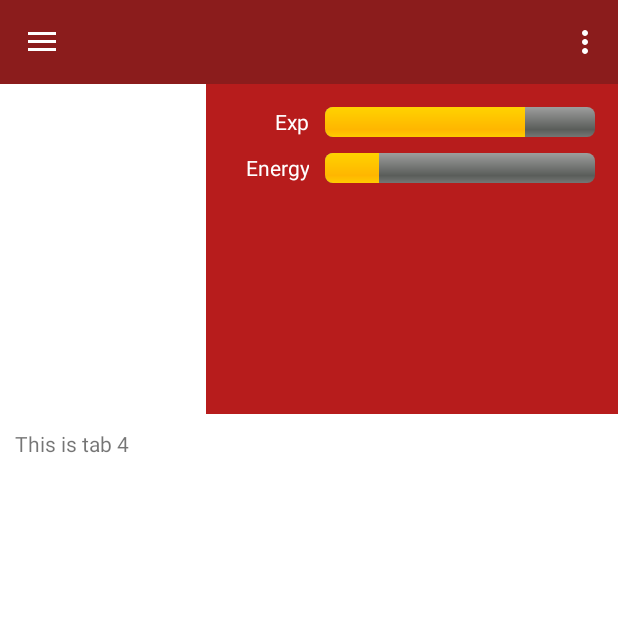
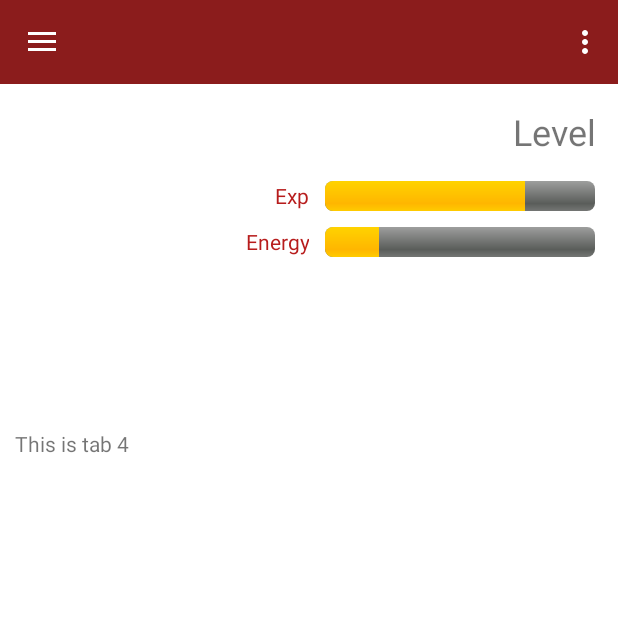
Before and after one commit to andrewflash/GoGoGym, an Android app: the DashboardActivity screen opened directly, with no data from a screen before it, on a phone screen of 412 x 824 dp, the top half of it. Run offline under Robolectric (Android 15) with nearby library versions, the phone set to English and light mode, and no system bars; libraries missing offline, so code that uses them is left out: com.facebook, com.facebook.login; 8 statements that could not run were skipped.

Commit message:
Database integration and UI minor fix

```diff
--- a/app/src/main/java/net/tudelft/xflash/gogogym/DashboardActivity.java
+++ b/app/src/main/java/net/tudelft/xflash/gogogym/DashboardActivity.java
@@ -6,6 +6,7 @@ import android.content.Context;
 import android.content.Intent;
 import android.content.IntentFilter;
 import android.content.SharedPreferences;
+import android.graphics.Color;
 import android.os.Bundle;
 import android.support.design.widget.Snackbar;
 import android.support.v4.content.LocalBroadcastManager;
@@ -23,12 +24,14 @@ import android.support.v7.widget.Toolbar;
 import android.view.Menu;
 import android.view.MenuItem;
 import android.widget.ProgressBar;
+import android.widget.TextView;
 import android.widget.Toast;
 
 import com.google.android.gms.common.ConnectionResult;
 import com.google.android.gms.common.api.GoogleApiClient;
 import com.google.android.gms.common.api.ResultCallback;
 import com.google.android.gms.common.api.Status;
+import com.google.android.gms.common.images.Size;
 import com.google.android.gms.location.ActivityRecognition;
 import com.google.android.gms.location.DetectedActivity;
 import com.google.android.gms.location.Geofence;
@@ -126,7 +129,7 @@ public class DashboardActivity extends AppCompatActivity
             if(profile != null)
                 imageUrl = profile.getProfilePictureUri(200,200).toString();
         } else {
-            new DownloadImage((ImageView) findViewById(R.id.profile_drawer)).execute(imageUrl);
+//            new DownloadImage((ImageView) findViewById(R.id.profile_drawer)).execute(imageUrl);
         }
 
         Toolbar toolbar = (Toolbar) findViewById(R.id.toolbar);
@@ -182,6 +185,7 @@ public class DashboardActivity extends AppCompatActivity
         if (getIntent().hasExtra("fromNotification")) {
             isGeofencesEntered = Boolean.TRUE;
             // ADD POINTS FOR VISITING
+
         } else {
             isGeofencesEntered = Boolean.FALSE;
         }
@@ -192,6 +196,7 @@ public class DashboardActivity extends AppCompatActivity
         // Draw PANDA
         GifImageView gifImageView = (GifImageView) findViewById(R.id.GifImageView);
         gifImageView.setGifImageResource(R.drawable.pandas_happy);
+
 
         // Progress Bar (energy & exp)
         ProgressBar pg_energy = (ProgressBar) findViewById(R.id.progressBarEnergy);
@@ -239,9 +244,17 @@ public class DashboardActivity extends AppCompatActivity
 
         //Tab 4 -- Rewards
         spec = host.newTabSpec("Rewards");
-        spec.setContent(R.id.tab3);
+        spec.setContent(R.id.tab4);
         spec.setIndicator("Rewards");
         host.addTab(spec);
+
+        // Change Tab color
+        for(int i=0; i<host.getTabWidget().getChildCount(); i++)
+        {
+            TextView tv = (TextView) host.getTabWidget().getChildAt(i).findViewById(android.R.id.title); //Unselected Tabs
+            tv.setTextColor(Color.parseColor("#ffffff"));
+            tv.setTextSize(10);
+        }
     }
 
 
--- a/app/src/main/res/layout/content_dashboard.xml
+++ b/app/src/main/res/layout/content_dashboard.xml
@@ -12,7 +12,7 @@
         android:layout_width="match_parent"
         android:layout_height="match_parent"
         android:orientation="vertical"
-        android:background="@color/bg_dashboard"
+        android:background="@color/white"
         >
 
         <LinearLayout
@@ -26,8 +26,10 @@
                 android:layout_height="match_parent"
                 android:orientation="vertical"
                 android:layout_weight="2"
-                android:background="@color/white"
-                >
+                android:layout_marginLeft="10dp"
+                android:layout_marginTop="30dp"
+                android:background="@color/white">
+
                 <net.tudelft.xflash.gogogym.GifImageView
                     android:id="@+id/GifImageView"
                     android:layout_width="match_parent"
@@ -47,6 +49,24 @@
                 <LinearLayout
                     android:layout_width="match_parent"
                     android:layout_height="wrap_content"
+                    android:orientation="vertical">
+
+                    <TextView
+                        android:id="@+id/level_game"
+                        android:layout_width="match_parent"
+                        android:layout_height="wrap_content"
+                        android:text="@string/level"
+                        android:textAlignment="textEnd"
+                        android:layout_marginBottom="6dp"
+                        android:padding="5dp"
+                        android:textSize="@dimen/headline_text_size"/>
+
+
+                </LinearLayout>
+
+                <LinearLayout
+                    android:layout_width="match_parent"
+                    android:layout_height="wrap_content"
                     android:orientation="horizontal">
 
                     <TextView
@@ -56,7 +76,7 @@
                         android:layout_weight="3"
                         android:gravity="right"
                         android:padding="5dp"
-                        android:textColor="@color/white"/>
+                        android:textColor="@color/bg_dashboard"/>
 
                     <ProgressBar
                         android:id="@+id/progressBarExp"
@@ -82,7 +102,7 @@
                         android:layout_weight="3"
                         android:gravity="right"
                         android:padding="5dp"
-                        android:textColor="@color/white"/>
+                        android:textColor="@color/bg_dashboard"/>
 
                     <ProgressBar
                         android:id="@+id/progressBarEnergy"
--- a/app/src/main/res/layout/dashboard_tabhost.xml
+++ b/app/src/main/res/layout/dashboard_tabhost.xml
@@ -12,7 +12,6 @@
         android:layout_width="match_parent"
         android:layout_height="match_parent"
         android:layout_alignParentTop="true"
-        android:background="@color/bg_dashboard"
         android:layout_centerHorizontal="true">
 
         <LinearLayout
@@ -22,8 +21,10 @@
 
             <TabWidget
                 android:id="@android:id/tabs"
+                android:background="@color/navbar_dashboard"
                 android:layout_width="match_parent"
-                android:layout_height="wrap_content"></TabWidget>
+                android:layout_height="wrap_content">
+            </TabWidget>
 
             <FrameLayout
                 android:id="@android:id/tabcontent"
--- a/app/src/main/res/layout/nav_header_dashboard.xml
+++ b/app/src/main/res/layout/nav_header_dashboard.xml
@@ -26,10 +26,4 @@
         android:text="Android Studio"
         android:textAppearance="@style/TextAppearance.AppCompat.Body1" />
 
-    <TextView
-        android:id="@+id/email_drawer"
-        android:layout_width="wrap_content"
-        android:layout_height="wrap_content"
-        android:text="android.studio@android.com" />
-
 </LinearLayout>
--- a/app/src/main/res/values/strings.xml
+++ b/app/src/main/res/values/strings.xml
@@ -14,6 +14,7 @@
 
     <string name="exp">Exp</string>
     <string name="energy">Energy</string>
+    <string name="level">Level</string>
 
     <string name="facebook_app_id">779083828906747</string>
 
```
